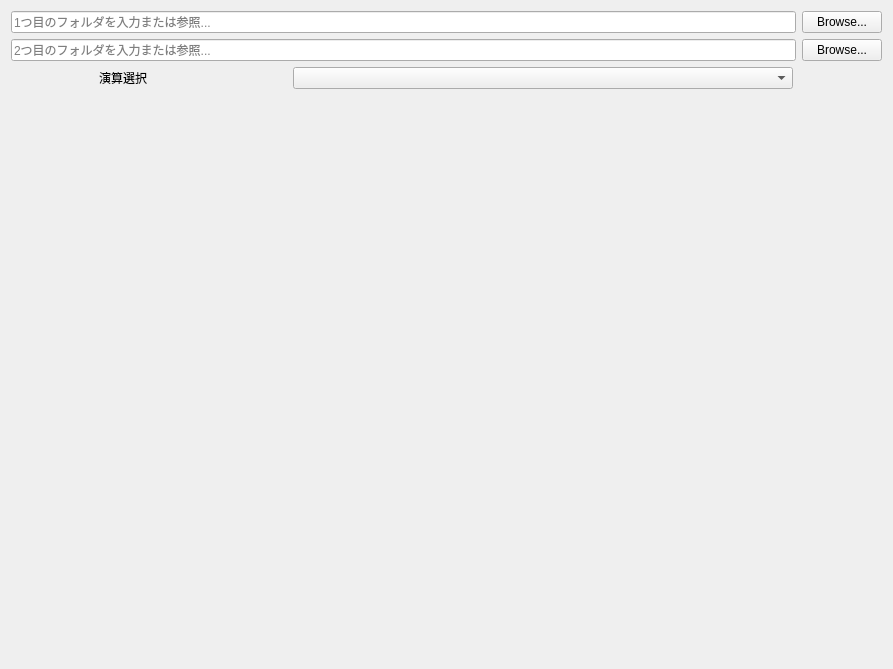
Old version of the form volume_math/Resources/UI/qSlicervolume_mathFooBarWidget.ui in the repository multikokoiti1998/volume_math_slicer.
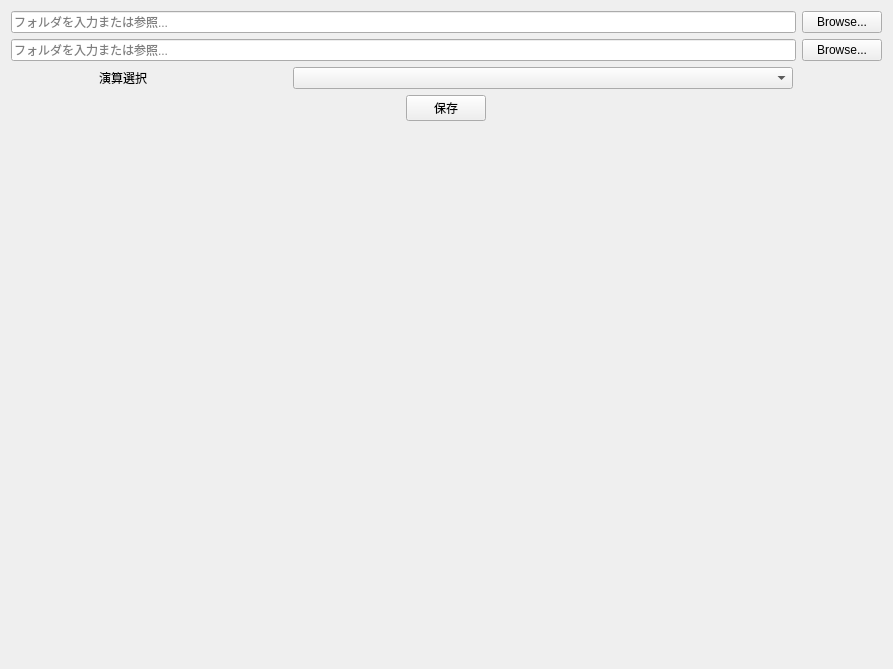
New version of the form.

Commit message: UI完成

```diff
--- a/volume_math/Resources/UI/qSlicervolume_mathFooBarWidget.ui
+++ b/volume_math/Resources/UI/qSlicervolume_mathFooBarWidget.ui
@@ -19,7 +19,7 @@
      <item>
       <widget class="QLineEdit" name="lineEdit">
        <property name="placeholderText">
-        <string>1つ目のフォルダを入力または参照...</string>
+        <string>フォルダを入力または参照...</string>
        </property>
       </widget>
      </item>
@@ -43,7 +43,7 @@
      <item>
       <widget class="QLineEdit" name="lineEdit_2">
        <property name="placeholderText">
-        <string>2つ目のフォルダを入力または参照...</string>
+        <string>フォルダを入力または参照...</string>
        </property>
       </widget>
      </item>
@@ -95,6 +95,28 @@
      </item>
     </layout>
    </item>
+   <item alignment="Qt::AlignHCenter">
+    <widget class="QPushButton" name="pushButton_3">
+     <property name="enabled">
+      <bool>true</bool>
+     </property>
+     <property name="maximumSize">
+      <size>
+       <width>800</width>
+       <height>16777215</height>
+      </size>
+     </property>
+     <property name="contextMenuPolicy">
+      <enum>Qt::DefaultContextMenu</enum>
+     </property>
+     <property name="layoutDirection">
+      <enum>Qt::LeftToRight</enum>
+     </property>
+     <property name="text">
+      <string>保存</string>
+     </property>
+    </widget>
+   </item>
    <item>
     <spacer name="verticalSpacer">
      <property name="orientation">
```
